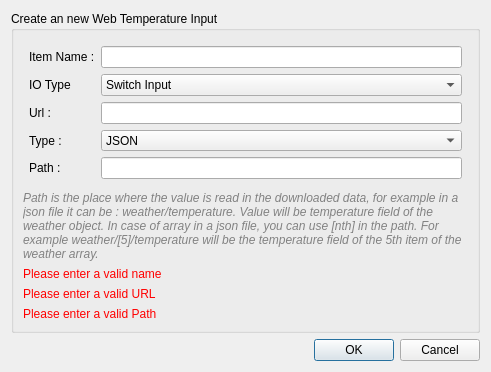
Qt form data/DialogNewWebIO.ui (calaos/calaos_installer) before a commit.
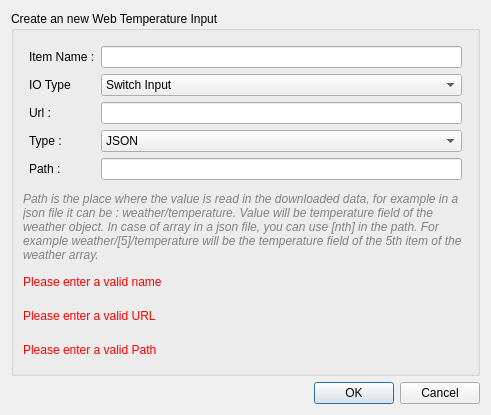
The same form after that commit.

Commit message: Add AnalogProperties UI and display it in webio

The edit to the form file:
```diff
--- a/data/DialogNewWebIO.ui
+++ b/data/DialogNewWebIO.ui
@@ -16,6 +16,12 @@
   <layout class="QVBoxLayout" name="verticalLayout">
    <item>
     <widget class="QGroupBox" name="groupBox">
+     <property name="sizePolicy">
+      <sizepolicy hsizetype="Minimum" vsizetype="Minimum">
+       <horstretch>0</horstretch>
+       <verstretch>0</verstretch>
+      </sizepolicy>
+     </property>
      <property name="title">
       <string>Create an new Web Temperature Input</string>
      </property>
```
Left out of the diff: 2 changed lines with no effect on the pictures. The commit also changes 5 other files.
